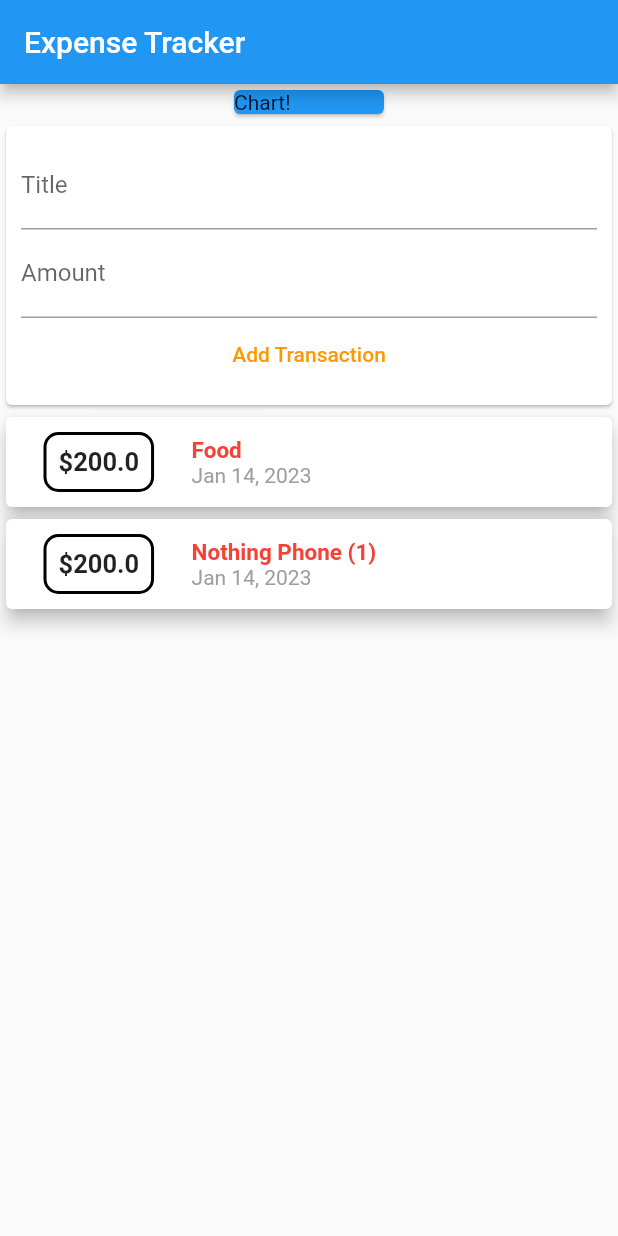
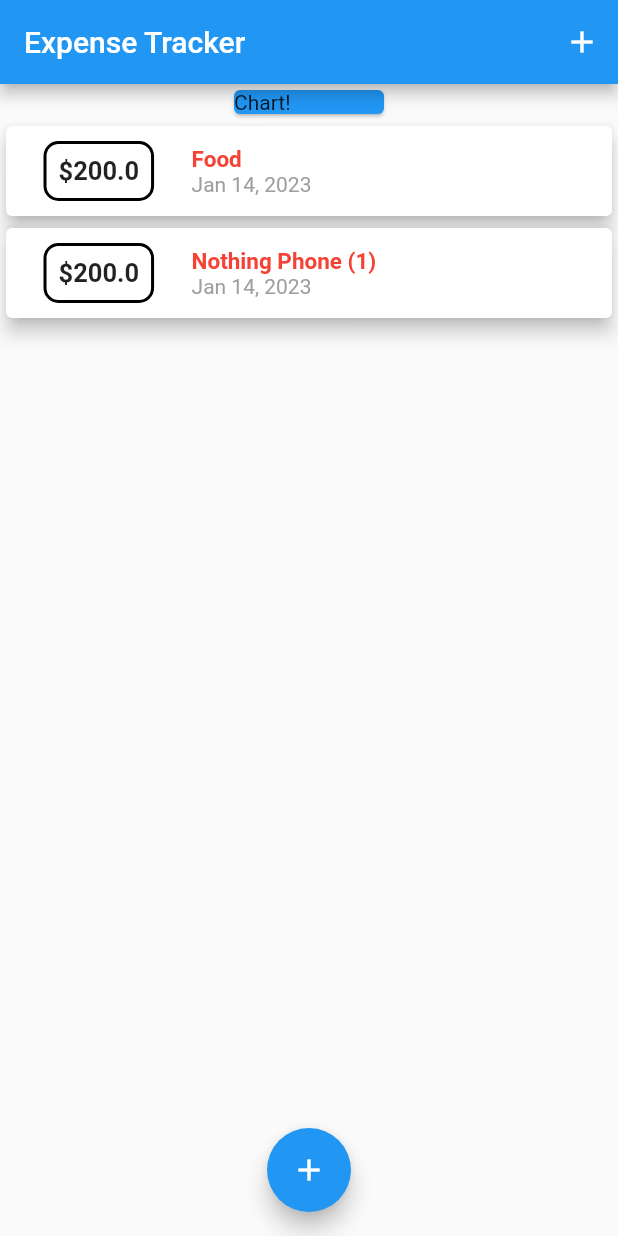
Before and after one commit to pranjalchaplot/flutter_expense_tracker, a Flutter app: the screen it shows after launch, on a phone screen of 412 x 824 dp. Run offline on Flutter 3.47's test engine with Material 2 defaults, Android fonts, the phone set to English and light mode, and no system bars.

Commit message:
remove userTransaction component

```diff
--- a/lib/main.dart
+++ b/lib/main.dart
@@ -1,33 +1,95 @@
+import 'package:expense_tracker/widgets/transaction_list.dart';
 import 'package:flutter/material.dart';
-
-import '../widgets/user_transaction.dart';
-import 'models/transaction.dart';
+import './models/transaction.dart';
+import './widgets/new_transactions.dart';
 
 void main() {
   runApp(MyApp());
 }
 
-class MyApp extends StatelessWidget {
-  MyApp({super.key});
+class MyApp extends StatefulWidget {
+  const MyApp({super.key});
 
-  final List<Transaction> transactions = [];
+  @override
+  State<MyApp> createState() => _MyAppState();
+}
+
+class _MyAppState extends State<MyApp> {
+  final List<Transaction> _userTransaction = [
+    Transaction(
+      't1',
+      'Food',
+      200,
+      DateTime.now(),
+    ),
+    Transaction(
+      't2',
+      'Nothing Phone (1)',
+      200,
+      DateTime.now(),
+    ),
+  ];
+
+  void _addTransactions(String title, double amount) {
+    final tx = Transaction(
+      DateTime.now().toString(),
+      title,
+      amount,
+      DateTime.now(),
+    );
+
+    setState(() {
+      _userTransaction.add(tx);
+    });
+  }
+
+  void _startAddNewTransaction(BuildContext ctx) {
+    showModalBottomSheet(
+      context: ctx,
+      builder: (_) {
+        return GestureDetector(
+          onTap: () {},
+          behavior: HitTestBehavior.opaque,
+          child: NewTransaction(_addTransactions),
+        );
+      },
+    );
+  }
 
   @override
   Widget build(BuildContext context) {
     return MaterialApp(
       home: Scaffold(
-        appBar: AppBar(title: const Text('Expense Tracker')),
+        appBar: AppBar(
+          title: const Text('Expense Tracker'),
+          actions: [
+            IconButton(
+              onPressed: (() => _startAddNewTransaction(context)),
+              icon: const Icon(
+                Icons.add,
+                color: Colors.white,
+              ),
+            ),
+          ],
+        ),
+        floatingActionButtonLocation: FloatingActionButtonLocation.centerFloat,
+        floatingActionButton: Builder(
+          builder: (ctx) => FloatingActionButton(
+            onPressed: () => _startAddNewTransaction(ctx),
+            child: const Icon(Icons.add),
+          ),
+        ),
         body: SingleChildScrollView(
           child: Column(
-            children: const [
-              Card(
+            children: [
+              const Card(
                 color: Colors.blue,
                 child: SizedBox(
                   width: 100,
                   child: Text('Chart!'),
                 ),
               ),
-              UserTransaction(),
+              TransactionList(_userTransaction),
             ],
           ),
         ),
--- a/lib/widgets/user_transaction.dart
+++ /dev/null
@@ -1,51 +0,0 @@
-import 'package:flutter/material.dart';
-import '../models/transaction.dart';
-import './new_transactions.dart';
-import './transaction_list.dart';
-
-class UserTransaction extends StatefulWidget {
-  const UserTransaction({super.key});
-
-  @override
-  State<UserTransaction> createState() => _UserTransactionState();
-}
-
-class _UserTransactionState extends State<UserTransaction> {
-  final List<Transaction> _userTransaction = [
-    Transaction(
-      't1',
-      'Food',
-      200,
-      DateTime.now(),
-    ),
-    Transaction(
-      't2',
-      'Nothing Phone (1)',
-      200,
-      DateTime.now(),
-    ),
-  ];
-
-  void addTransactions(String title, double amount) {
-    final tx = Transaction(
-      DateTime.now().toString(),
-      title,
-      amount,
-      DateTime.now(),
-    );
-
-    setState(() {
-      _userTransaction.add(tx);
-    });
-  }
-
-  @override
-  Widget build(BuildContext context) {
-    return Column(
-      children: [
-        NewTransaction(addTransactions),
-        TransactionList(_userTransaction),
-      ],
-    );
-  }
-}
```
